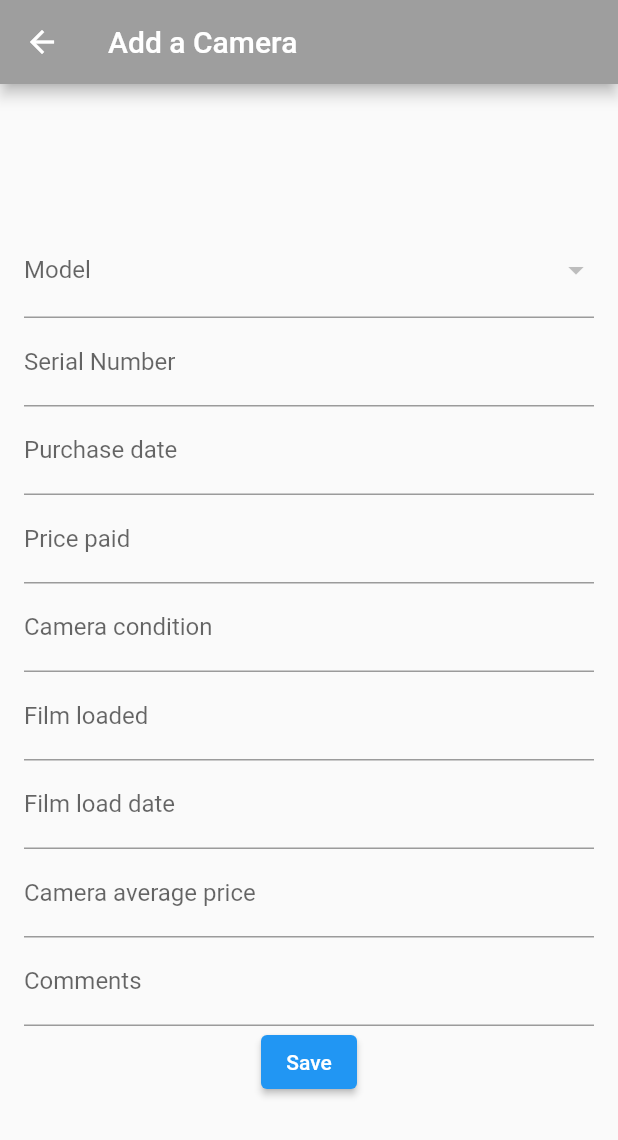
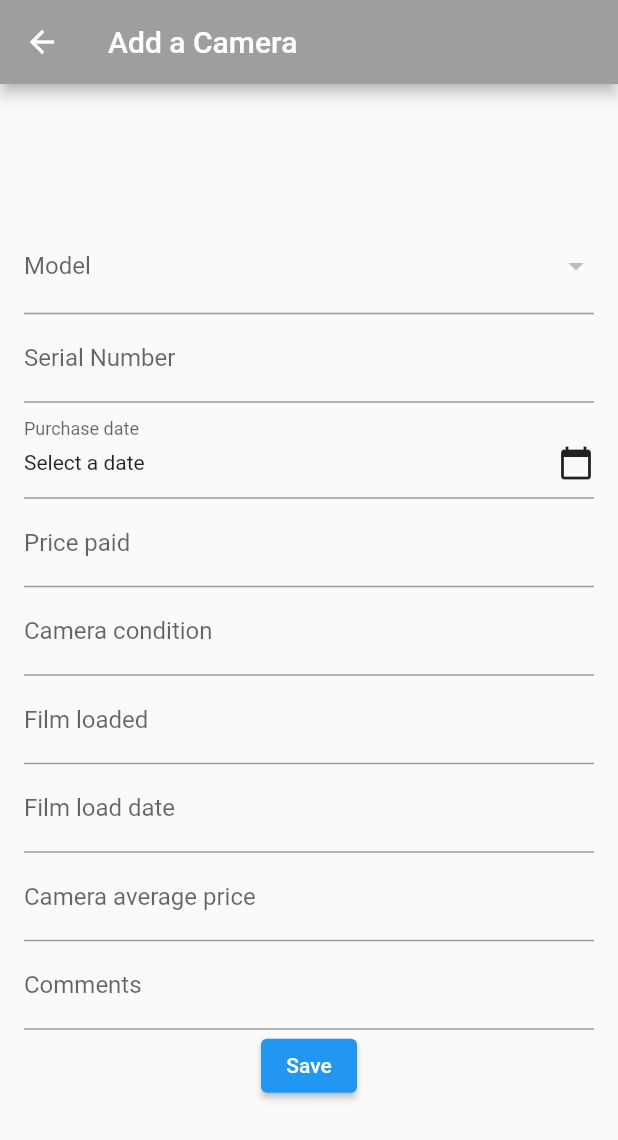
Before and after one commit to AlexGuoussatchok/analog_faith, a Flutter app: the AddCameraScreen screen opened by its route, on a phone screen of 412 x 824 dp. Shown: the top 1140 px of the screen. Run offline on Flutter 3.47's test engine with Material 2 defaults, Android fonts, the phone set to English and light mode, and no system bars; our stand-ins replace sqflite; accounts and stored records are empty.

Commit message:
+ add a camera screen  - purchase date input field changed to date picker

```diff
--- a/lib/screens/add_camera_screen.dart
+++ b/lib/screens/add_camera_screen.dart
@@ -14,8 +14,7 @@ class _AddCameraScreenState extends State<AddCameraScreen> {
   List<String> cameraModels = [];
   String selectedBrand = ''; // Selected brand value
   String selectedModel = ''; // Selected model value
-
-
+  DateTime? selectedPurchaseDate; // Store the selected purchase date
 
   // Define controllers for your text fields
   final TextEditingController brandController = TextEditingController();
@@ -71,7 +70,19 @@ class _AddCameraScreenState extends State<AddCameraScreen> {
     }
   }
 
-
+  Future<void> _selectDate(BuildContext context) async {
+    final DateTime? picked = await showDatePicker(
+      context: context,
+      initialDate: selectedPurchaseDate ?? DateTime.now(),
+      firstDate: DateTime(2000),
+      lastDate: DateTime.now(),
+    );
+    if (picked != null && picked != selectedPurchaseDate) {
+      setState(() {
+        selectedPurchaseDate = picked;
+      });
+    }
+  }
 
   @override
   void initState() {
@@ -131,10 +142,27 @@ class _AddCameraScreenState extends State<AddCameraScreen> {
                 decoration: const InputDecoration(labelText: 'Serial Number'),
                 keyboardType: TextInputType.number, // Set the keyboard type to numeric
               ),
-              TextField(
-                controller: purchaseDateController,
-                decoration: const InputDecoration(labelText: 'Purchase date'),
-              ),
+                InkWell(
+                  onTap: () {
+                    _selectDate(context); // Show date picker on tap
+                  },
+                  child: InputDecorator(
+                    decoration: const InputDecoration(
+                      labelText: 'Purchase date',
+                    ),
+                    child: Row(
+                      mainAxisAlignment: MainAxisAlignment.spaceBetween,
+                      children: <Widget>[
+                        Text(
+                          selectedPurchaseDate != null
+                              ? '${selectedPurchaseDate!.year}-${selectedPurchaseDate!.month.toString().padLeft(2, '0')}-${selectedPurchaseDate!.day.toString().padLeft(2, '0')}'
+                              : 'Select a date',
+                        ),
+                        const Icon(Icons.calendar_today),
+                      ],
+                    ),
+                  ),
+                ),
               TextField(
                 controller: pricePaidController,
                 decoration: const InputDecoration(labelText: 'Price paid'),
```
